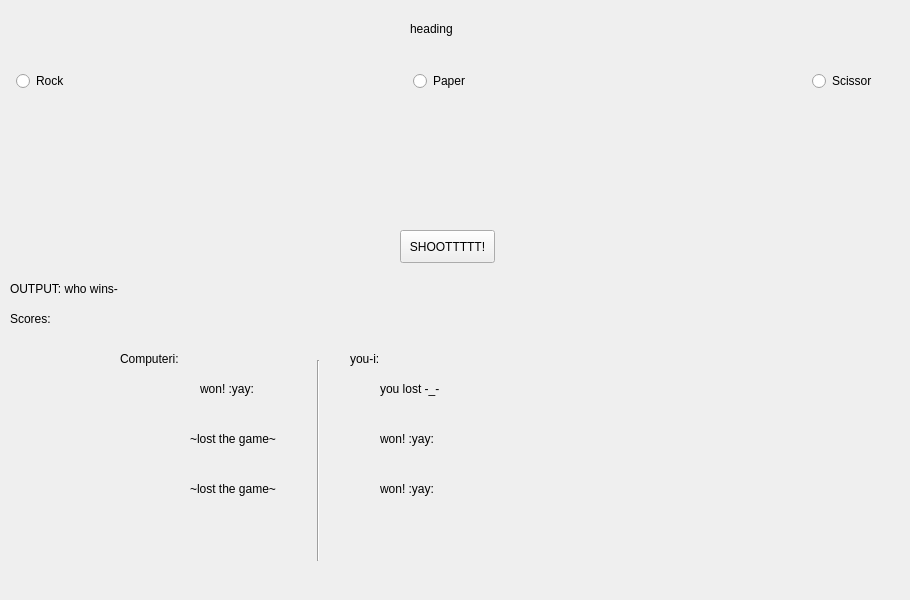
Above: rps.ui from acmpesuecc/rock-paper-scissors before the change. Below: the same form after it.
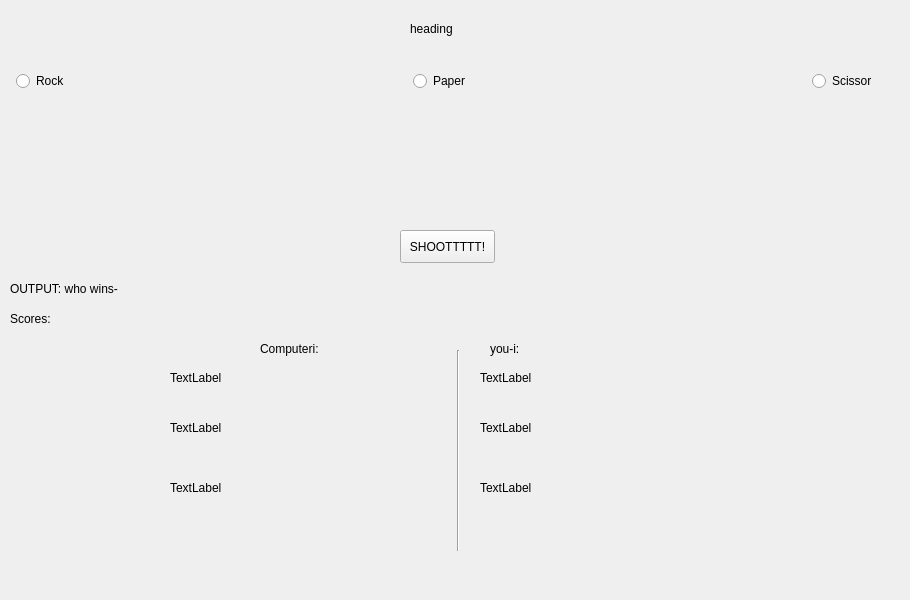
That is the form after the change. Icons and pictures are not drawn.

Commit message: Updated code to make static log dynamic

Diff of the .ui file:
```diff
--- a/rps.ui
+++ b/rps.ui
@@ -17,8 +17,8 @@
    <widget class="QLabel" name="label_3">
     <property name="geometry">
      <rect>
-      <x>120</x>
-      <y>350</y>
+      <x>260</x>
+      <y>340</y>
       <width>79</width>
       <height>17</height>
      </rect>
@@ -95,8 +95,8 @@
    <widget class="Line" name="line">
     <property name="geometry">
      <rect>
-      <x>310</x>
-      <y>360</y>
+      <x>450</x>
+      <y>350</y>
       <width>16</width>
       <height>201</height>
      </rect>
@@ -108,8 +108,8 @@
    <widget class="QLabel" name="label_4">
     <property name="geometry">
      <rect>
-      <x>350</x>
-      <y>350</y>
+      <x>490</x>
+      <y>340</y>
       <width>47</width>
       <height>17</height>
      </rect>
@@ -204,84 +204,6 @@
      <bool>true</bool>
     </property>
    </widget>
-   <widget class="QLabel" name="winlosecomp1">
-    <property name="geometry">
-     <rect>
-      <x>200</x>
-      <y>380</y>
-      <width>121</width>
-      <height>17</height>
-     </rect>
-    </property>
-    <property name="text">
-     <string>won! :yay:</string>
-    </property>
-   </widget>
-   <widget class="QLabel" name="winloseuser2">
-    <property name="geometry">
-     <rect>
-      <x>380</x>
-      <y>430</y>
-      <width>121</width>
-      <height>17</height>
-     </rect>
-    </property>
-    <property name="text">
-     <string>won! :yay:</string>
-    </property>
-   </widget>
-   <widget class="QLabel" name="winloseuser3">
-    <property name="geometry">
-     <rect>
-      <x>380</x>
-      <y>480</y>
-      <width>121</width>
-      <height>17</height>
-     </rect>
-    </property>
-    <property name="text">
-     <string>won! :yay:</string>
-    </property>
-   </widget>
-   <widget class="QLabel" name="winloseuser1">
-    <property name="geometry">
-     <rect>
-      <x>380</x>
-      <y>380</y>
-      <width>121</width>
-      <height>17</height>
-     </rect>
-    </property>
-    <property name="text">
-     <string>you lost -_-</string>
-    </property>
-   </widget>
-   <widget class="QLabel" name="winlosecomp2">
-    <property name="geometry">
-     <rect>
-      <x>190</x>
-      <y>430</y>
-      <width>121</width>
-      <height>17</height>
-     </rect>
-    </property>
-    <property name="text">
-     <string>~lost the game~</string>
-    </property>
-   </widget>
-   <widget class="QLabel" name="winlosecomp3">
-    <property name="geometry">
-     <rect>
-      <x>190</x>
-      <y>480</y>
-      <width>121</width>
-      <height>17</height>
-     </rect>
-    </property>
-    <property name="text">
-     <string>~lost the game~</string>
-    </property>
-   </widget>
    <widget class="QPushButton" name="shoot">
     <property name="geometry">
      <rect>
@@ -308,6 +230,84 @@
      <string>heading</string>
     </property>
    </widget>
+   <widget class="QLabel" name="c1">
+    <property name="geometry">
+     <rect>
+      <x>170</x>
+      <y>370</y>
+      <width>271</width>
+      <height>16</height>
+     </rect>
+    </property>
+    <property name="text">
+     <string>TextLabel</string>
+    </property>
+   </widget>
+   <widget class="QLabel" name="p1">
+    <property name="geometry">
+     <rect>
+      <x>480</x>
+      <y>370</y>
+      <width>271</width>
+      <height>16</height>
+     </rect>
+    </property>
+    <property name="text">
+     <string>TextLabel</string>
+    </property>
+   </widget>
+   <widget class="QLabel" name="c2">
+    <property name="geometry">
+     <rect>
+      <x>170</x>
+      <y>420</y>
+      <width>271</width>
+      <height>16</height>
+     </rect>
+    </property>
+    <property name="text">
+     <string>TextLabel</string>
+    </property>
+   </widget>
+   <widget class="QLabel" name="p2">
+    <property name="geometry">
+     <rect>
+      <x>480</x>
+      <y>420</y>
+      <width>271</width>
+      <height>16</height>
+     </rect>
+    </property>
+    <property name="text">
+     <string>TextLabel</string>
+    </property>
+   </widget>
+   <widget class="QLabel" name="c3">
+    <property name="geometry">
+     <rect>
+      <x>170</x>
+      <y>480</y>
+      <width>271</width>
+      <height>16</height>
+     </rect>
+    </property>
+    <property name="text">
+     <string>TextLabel</string>
+    </property>
+   </widget>
+   <widget class="QLabel" name="p3">
+    <property name="geometry">
+     <rect>
+      <x>480</x>
+      <y>480</y>
+      <width>271</width>
+      <height>16</height>
+     </rect>
+    </property>
+    <property name="text">
+     <string>TextLabel</string>
+    </property>
+   </widget>
   </widget>
   <widget class="QMenuBar" name="menubar">
    <property name="geometry">
```
Left out of the diff: 2 changed lines with no effect on the pictures. The commit also changes 1 other file.
